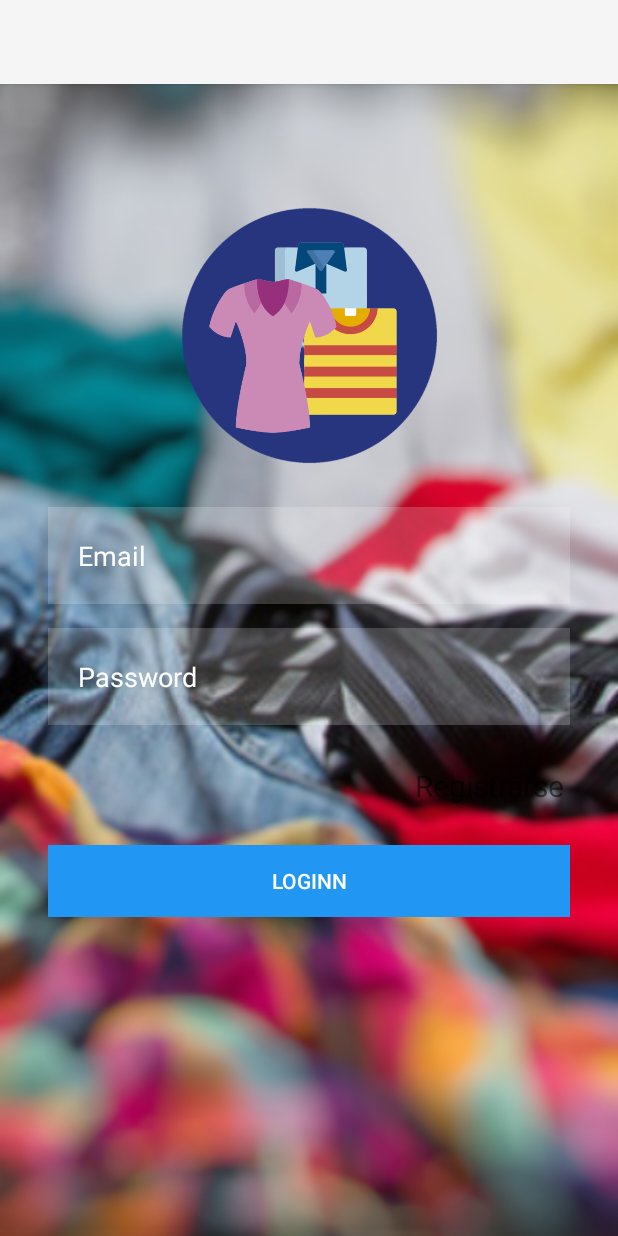
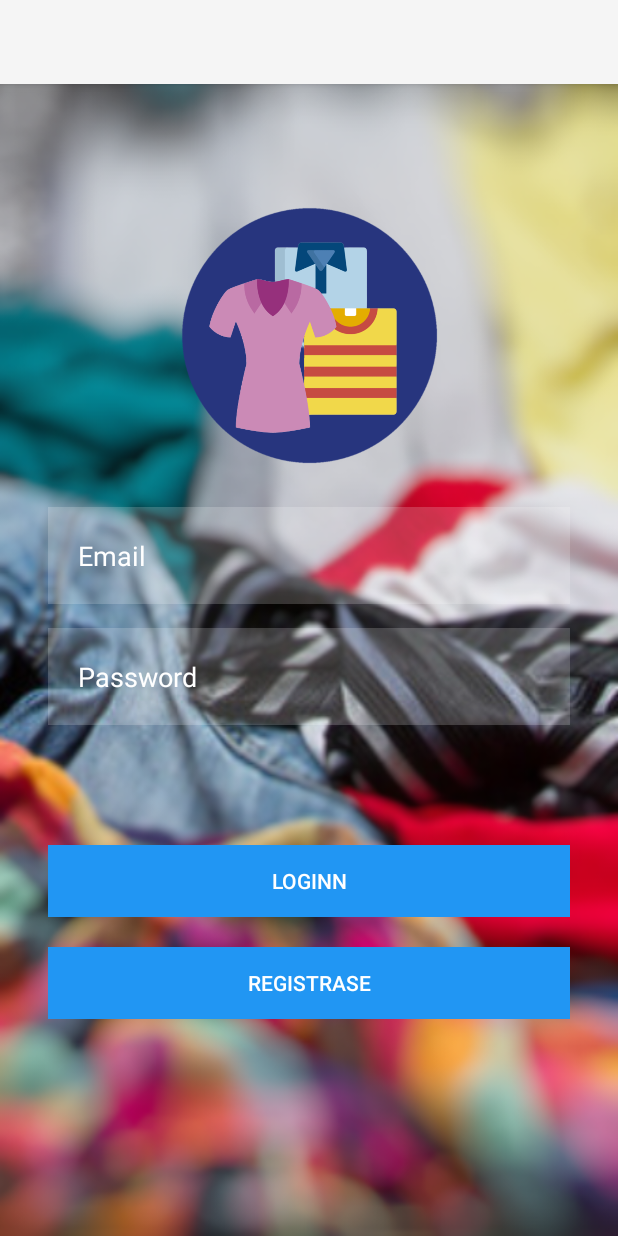
Before and after one commit to MrBrownie1/SOA-R, an Android app: the screen it shows after launch (MainActivity), on a phone screen of 412 x 824 dp. Run offline under Robolectric (Android 15) with nearby library versions, the phone set to English and light mode, and no system bars; our stand-ins replace Firebase (no records; nobody signed in at launch, a user with empty details on screens opened directly).

Commit message:
Corrección

```diff
--- a/app/src/main/java/com/example/soa_r/MainActivity.java
+++ b/app/src/main/java/com/example/soa_r/MainActivity.java
@@ -36,8 +36,14 @@ public class MainActivity extends AppCompatActivity {
         pass = findViewById(R.id.contraseña);
 
         registro = findViewById(R.id.registro);
-        //acceso = findViewById(R.id.acceso);
+        acceso = findViewById(R.id.reg);
 
+        acceso.setOnClickListener(new View.OnClickListener() {
+            @Override
+            public void onClick(View v) {
+                startActivity(new Intent(MainActivity.this, pantallaP.class));
+            }
+        });
         registro.setOnClickListener(new View.OnClickListener() {
             @Override
             public void onClick(View v) {
@@ -82,13 +88,4 @@ public class MainActivity extends AppCompatActivity {
         }
     }
 
-    public void Registrase (View view) {
-        Intent hom = new Intent(this, pantallaP.class);
-        startActivity(hom);
-        autenticacion.signOut();
-        finish();
-        startActivity(new Intent(MainActivity.this,pantallaP.class));
-        //Toast.makeText(MainActivity.this, "Usuario registrado con éxito", Toast.LENGTH_SHORT).show();
-    }
-
 }
--- a/app/src/main/res/layout/activity_main.xml
+++ b/app/src/main/res/layout/activity_main.xml
@@ -5,7 +5,6 @@
     android:layout_width="match_parent"
     android:layout_height="match_parent"
     android:background="@drawable/fondo"
-    android:onClick="Registrase"
     tools:context=".MainActivity">
 
     <EditText
@@ -94,16 +93,20 @@
         app:layout_constraintStart_toStartOf="parent"
         app:layout_constraintTop_toBottomOf="@+id/contraseña" />
 
-    <TextView
-        android:id="@+id/textView"
-        android:layout_width="wrap_content"
+    <Button
+        android:id="@+id/reg"
+        android:layout_width="match_parent"
         android:layout_height="wrap_content"
-        android:onClick="Registrase"
-        android:text="Registrarse"
-        android:textSize="20sp"
-        app:layout_constraintBottom_toTopOf="@+id/registro"
+        android:layout_marginStart="32dp"
+        android:layout_marginTop="148dp"
+        android:layout_marginEnd="32dp"
+        android:background="@drawable/button_rounded"
+        android:backgroundTint="#2196F3"
+        android:text="REGISTRASE"
+        android:textColor="@color/white"
+        app:cornerRadius="40dp"
         app:layout_constraintEnd_toEndOf="parent"
-        app:layout_constraintHorizontal_bias="0.886"
+        app:layout_constraintHorizontal_bias="0.0"
         app:layout_constraintStart_toStartOf="parent"
         app:layout_constraintTop_toBottomOf="@+id/contraseña" />
 
```
